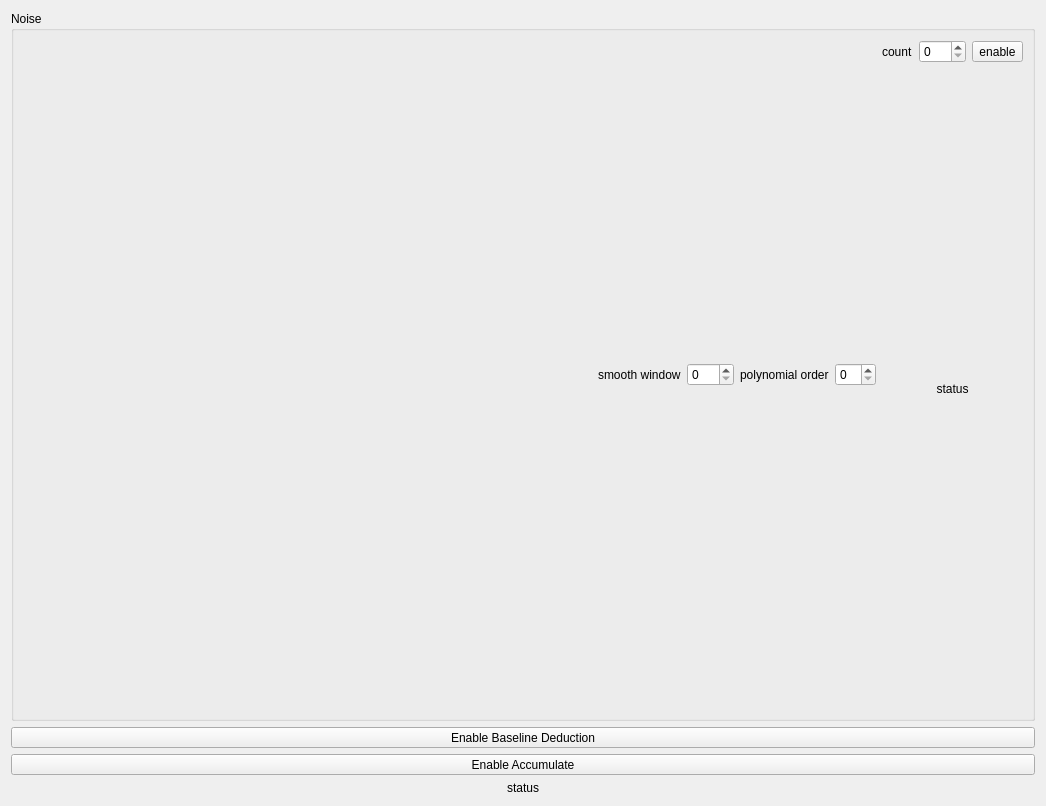
Before: the Qt Designer form src/form/plot/Accumulate/accumulate.ui in MRsoymilk/MySerial, drawn with Qt 5.
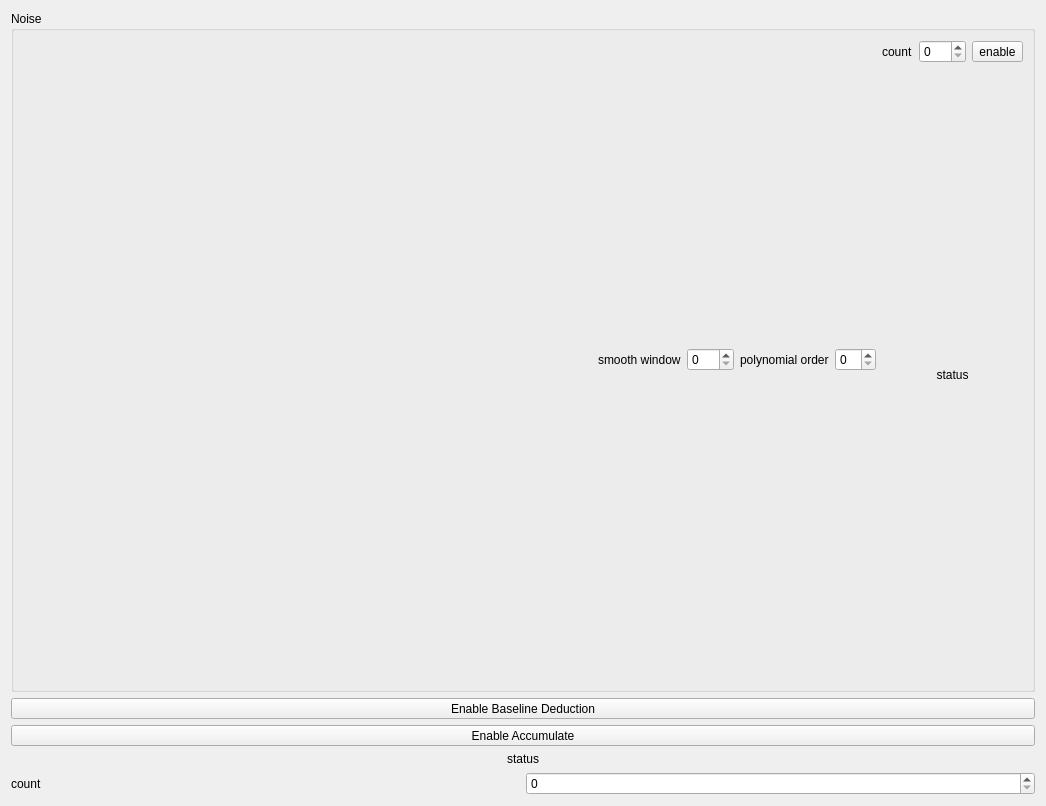
After: the same form once the commit is applied.

```diff
--- a/src/form/plot/Accumulate/accumulate.ui
+++ b/src/form/plot/Accumulate/accumulate.ui
@@ -139,6 +139,24 @@
        </property>
       </widget>
      </item>
+     <item>
+      <layout class="QHBoxLayout" name="hLayCount">
+       <item>
+        <widget class="QLabel" name="labelCount">
+         <property name="text">
+          <string>count</string>
+         </property>
+        </widget>
+       </item>
+       <item>
+        <widget class="QSpinBox" name="spinBoxCount">
+         <property name="maximum">
+          <number>9999</number>
+         </property>
+        </widget>
+       </item>
+      </layout>
+     </item>
     </layout>
    </item>
    <item row="1" column="0">
```
